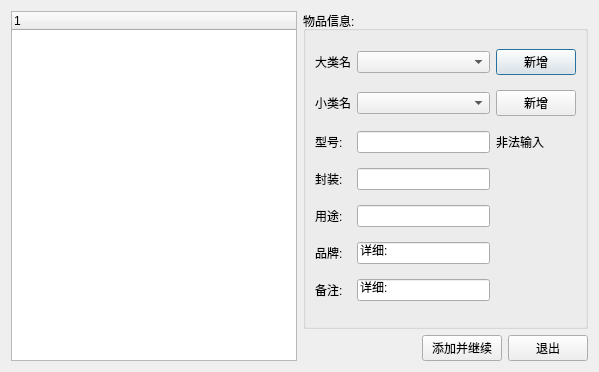
Before: the Qt Designer form python_study/src/ims/ui/DlgArticle.ui in jiang520/goodstart, drawn with Qt 5.
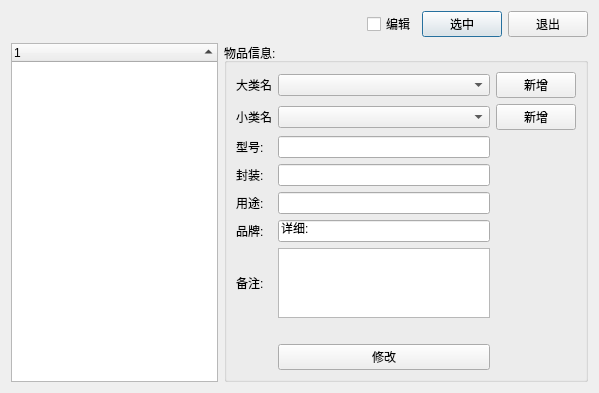
After: the same form once the commit is applied.

```diff
--- a/python_study/src/ims/ui/DlgArticle.ui
+++ b/python_study/src/ims/ui/DlgArticle.ui
@@ -7,24 +7,86 @@
     <x>0</x>
     <y>0</y>
     <width>599</width>
-    <height>372</height>
+    <height>371</height>
    </rect>
   </property>
   <property name="windowTitle">
    <string>Dialog</string>
   </property>
-  <layout class="QHBoxLayout" name="horizontalLayout_2">
+  <layout class="QVBoxLayout" name="verticalLayout">
    <item>
-    <widget class="QTreeWidget" name="treeWidget">
-     <column>
-      <property name="text">
-       <string notr="true">1</string>
-      </property>
-     </column>
-    </widget>
+    <layout class="QHBoxLayout" name="horizontalLayout">
+     <item>
+      <spacer name="horizontalSpacer_2">
+       <property name="orientation">
+        <enum>Qt::Horizontal</enum>
+       </property>
+       <property name="sizeHint" stdset="0">
+        <size>
+         <width>396</width>
+         <height>20</height>
+        </size>
+       </property>
+      </spacer>
+     </item>
+     <item>
+      <widget class="QCheckBox" name="checkBox_setedit">
+       <property name="sizePolicy">
+        <sizepolicy hsizetype="Minimum" vsizetype="Preferred">
+         <horstretch>0</horstretch>
+         <verstretch>0</verstretch>
+        </sizepolicy>
+       </property>
+       <property name="text">
+        <string>编辑</string>
+       </property>
+      </widget>
+     </item>
+     <item>
+      <widget class="QPushButton" name="pushButton_ok">
+       <property name="sizePolicy">
+        <sizepolicy hsizetype="Minimum" vsizetype="Preferred">
+         <horstretch>0</horstretch>
+         <verstretch>0</verstretch>
+        </sizepolicy>
+       </property>
+       <property name="text">
+        <string>选中</string>
+       </property>
+      </widget>
+     </item>
+     <item>
+      <widget class="QPushButton" name="pushButton_cancel">
+       <property name="text">
+        <string>退出</string>
+       </property>
+      </widget>
+     </item>
+    </layout>
    </item>
    <item>
-    <layout class="QVBoxLayout" name="verticalLayout">
+    <layout class="QHBoxLayout" name="horizontalLayout_2">
+     <item>
+      <widget class="QTreeWidget" name="treeWidget">
+       <property name="sizePolicy">
+        <sizepolicy hsizetype="Expanding" vsizetype="Expanding">
+         <horstretch>0</horstretch>
+         <verstretch>0</verstretch>
+        </sizepolicy>
+       </property>
+       <property name="uniformRowHeights">
+        <bool>true</bool>
+       </property>
+       <property name="sortingEnabled">
+        <bool>true</bool>
+       </property>
+       <column>
+        <property name="text">
+         <string notr="true">1</string>
+        </property>
+       </column>
+      </widget>
+     </item>
      <item>
       <widget class="QGroupBox" name="groupBox">
        <property name="sizePolicy">
@@ -44,8 +106,8 @@
           </property>
          </widget>
         </item>
-        <item row="0" column="1">
-         <widget class="QComboBox" name="comboBox_type1"/>
+        <item row="3" column="1">
+         <widget class="QLineEdit" name="lineEdit_pkg"/>
         </item>
         <item row="0" column="2">
          <widget class="QPushButton" name="pushButton_addtype1">
@@ -54,16 +116,35 @@
           </property>
          </widget>
         </item>
-        <item row="1" column="0">
-         <widget class="QLabel" name="label_9">
-          <property name="text">
-           <string>小类名</string>
-          </property>
-         </widget>
-        </item>
         <item row="1" column="1">
          <widget class="QComboBox" name="comboBox_type2"/>
         </item>
+        <item row="9" column="0">
+         <spacer name="horizontalSpacer">
+          <property name="orientation">
+           <enum>Qt::Horizontal</enum>
+          </property>
+          <property name="sizeHint" stdset="0">
+           <size>
+            <width>40</width>
+            <height>20</height>
+           </size>
+          </property>
+         </spacer>
+        </item>
+        <item row="2" column="1">
+         <widget class="QLineEdit" name="lineEdit_model"/>
+        </item>
+        <item row="9" column="1">
+         <widget class="QPushButton" name="pushButton_add">
+          <property name="text">
+           <string>修改</string>
+          </property>
+         </widget>
+        </item>
+        <item row="0" column="1">
+         <widget class="QComboBox" name="comboBox_type1"/>
+        </item>
         <item row="1" column="2">
          <widget class="QPushButton" name="pushButton_addtype2">
           <property name="text">
@@ -71,6 +152,13 @@
           </property>
          </widget>
         </item>
+        <item row="6" column="0">
+         <widget class="QLabel" name="label_8">
+          <property name="text">
+           <string>备注:</string>
+          </property>
+         </widget>
+        </item>
         <item row="2" column="0">
          <widget class="QLabel" name="label_2">
           <property name="text">
@@ -78,36 +166,6 @@
           </property>
          </widget>
         </item>
-        <item row="2" column="1">
-         <widget class="QLineEdit" name="lineEdit_model"/>
-        </item>
-        <item row="2" column="2">
-         <widget class="QLabel" name="label_4">
-          <property name="text">
-           <string>非法输入</string>
-          </property>
-         </widget>
-        </item>
-        <item row="3" column="0">
-         <widget class="QLabel" name="label_6">
-          <property name="text">
-           <string>封装:</string>
-          </property>
-         </widget>
-        </item>
-        <item row="3" column="1">
-         <widget class="QLineEdit" name="lineEdit_pkg"/>
-        </item>
-        <item row="4" column="0">
-         <widget class="QLabel" name="label_3">
-          <property name="text">
-           <string>用途:</string>
-          </property>
-         </widget>
-        </item>
-        <item row="4" column="1">
-         <widget class="QLineEdit" name="lineEdit_function"/>
-        </item>
         <item row="5" column="0">
          <widget class="QLabel" name="label_10">
           <property name="text">
@@ -115,6 +173,33 @@
           </property>
          </widget>
         </item>
+        <item row="8" column="1">
+         <widget class="QLabel" name="label_tips">
+          <property name="sizePolicy">
+           <sizepolicy hsizetype="Preferred" vsizetype="Maximum">
+            <horstretch>0</horstretch>
+            <verstretch>0</verstretch>
+           </sizepolicy>
+          </property>
+          <property name="text">
+           <string/>
+          </property>
+         </widget>
+        </item>
+        <item row="4" column="0">
+         <widget class="QLabel" name="label_3">
+          <property name="text">
+           <string>用途:</string>
+          </property>
+         </widget>
+        </item>
+        <item row="3" column="0">
+         <widget class="QLabel" name="label_6">
+          <property name="text">
+           <string>封装:</string>
+          </property>
+         </widget>
+        </item>
         <item row="5" column="1">
          <widget class="QLineEdit" name="lineEdit_pp">
           <property name="text">
@@ -122,54 +207,42 @@
           </property>
          </widget>
         </item>
-        <item row="6" column="0">
-         <widget class="QLabel" name="label_8">
+        <item row="4" column="1">
+         <widget class="QLineEdit" name="lineEdit_function"/>
+        </item>
+        <item row="1" column="0">
+         <widget class="QLabel" name="label_9">
           <property name="text">
-           <string>备注:</string>
+           <string>小类名</string>
           </property>
          </widget>
         </item>
+        <item row="10" column="1">
+         <spacer name="verticalSpacer">
+          <property name="orientation">
+           <enum>Qt::Vertical</enum>
+          </property>
+          <property name="sizeHint" stdset="0">
+           <size>
+            <width>20</width>
+            <height>40</height>
+           </size>
+          </property>
+         </spacer>
+        </item>
         <item row="6" column="1">
-         <widget class="QLineEdit" name="lineEdit_detail">
-          <property name="text">
-           <string>详细:</string>
+         <widget class="QTextEdit" name="textEdit_detail">
+          <property name="maximumSize">
+           <size>
+            <width>16777215</width>
+            <height>80</height>
+           </size>
           </property>
          </widget>
         </item>
        </layout>
       </widget>
      </item>
-     <item>
-      <layout class="QHBoxLayout" name="horizontalLayout">
-       <item>
-        <spacer name="horizontalSpacer">
-         <property name="orientation">
-          <enum>Qt::Horizontal</enum>
-         </property>
-         <property name="sizeHint" stdset="0">
-          <size>
-           <width>40</width>
-           <height>20</height>
-          </size>
-         </property>
-        </spacer>
-       </item>
-       <item>
-        <widget class="QPushButton" name="pushButton_add">
-         <property name="text">
-          <string>添加并继续</string>
-         </property>
-        </widget>
-       </item>
-       <item>
-        <widget class="QPushButton" name="pushButton_cancel">
-         <property name="text">
-          <string>退出</string>
-         </property>
-        </widget>
-       </item>
-      </layout>
-     </item>
     </layout>
    </item>
   </layout>
```
